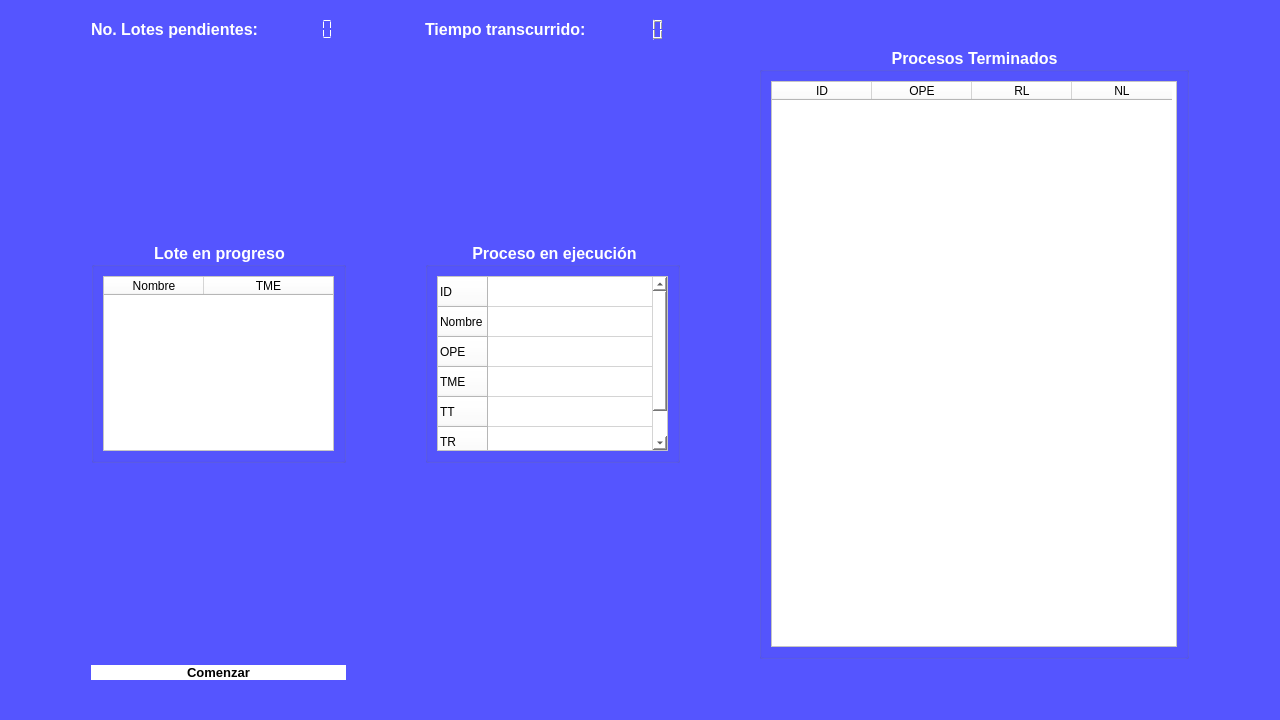
moisesmtzs/act_so, file mainwindow.ui: the form before one commit.
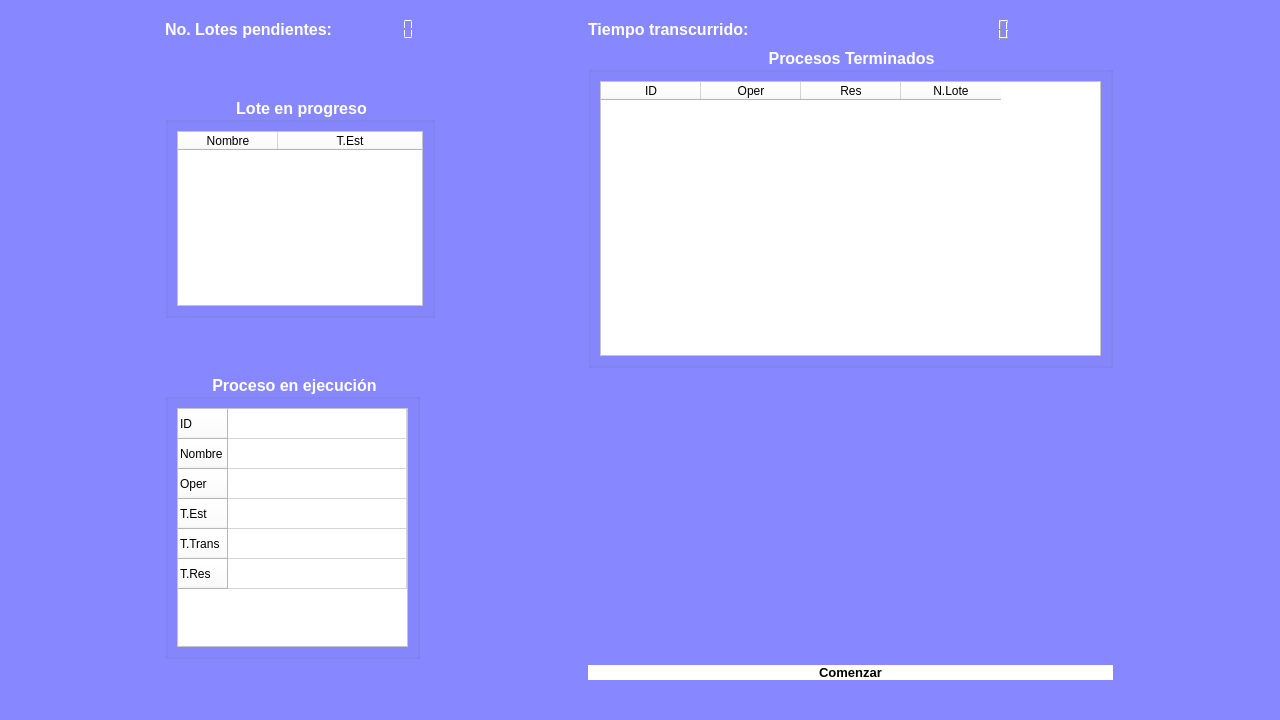
The form after the commit. The open tabs and pages were chosen to show the change.

Commit message: Cambios en interfaz

Patch:
```diff
--- a/mainwindow.ui
+++ b/mainwindow.ui
@@ -33,7 +33,7 @@
   </property>
   <property name="styleSheet">
    <string notr="true">color: rgb(255, 255, 255);
-background-color: rgb(85, 85, 255);</string>
+background-color: rgb(135, 135, 255);</string>
   </property>
   <widget class="QWidget" name="centralwidget">
    <layout class="QGridLayout" name="gridLayout_4">
@@ -507,12 +507,12 @@
         </size>
        </property>
        <layout class="QGridLayout" name="gridLayout_8">
-        <item row="2" column="1">
+        <item row="2" column="0">
          <widget class="QGroupBox" name="processRuningGB">
           <property name="maximumSize">
            <size>
             <width>255</width>
-            <height>221</height>
+            <height>285</height>
            </size>
           </property>
           <property name="font">
@@ -565,22 +565,22 @@
              </row>
              <row>
               <property name="text">
-               <string>OPE</string>
+               <string>Oper</string>
               </property>
              </row>
              <row>
               <property name="text">
-               <string>TME</string>
+               <string>T.Est</string>
               </property>
              </row>
              <row>
               <property name="text">
-               <string>TT</string>
+               <string>T.Trans</string>
               </property>
              </row>
              <row>
               <property name="text">
-               <string>TR</string>
+               <string>T.Res</string>
               </property>
              </row>
              <column>
@@ -593,116 +593,46 @@
           </layout>
          </widget>
         </item>
-        <item row="2" column="2">
-         <widget class="QGroupBox" name="finishedGB">
-          <property name="maximumSize">
-           <size>
-            <width>430</width>
-            <height>16777215</height>
-           </size>
-          </property>
+        <item row="0" column="1">
+         <layout class="QHBoxLayout" name="horizontalLayout_3">
+          <item>
+           <widget class="QLabel" name="globalCountLB">
           <property name="font">
            <font>
             <pointsize>12</pointsize>
             <bold>true</bold>
            </font>
           </property>
-          <property name="title">
-           <string>Procesos Terminados</string>
-          </property>
-          <property name="alignment">
-           <set>Qt::AlignCenter</set>
-          </property>
-          <layout class="QGridLayout" name="gridLayout_7">
-           <item row="0" column="0">
-            <widget class="QTableWidget" name="finishedTB">
-             <property name="styleSheet">
-              <string notr="true">background-color: white;
-color: black;</string>
-             </property>
-             <property name="editTriggers">
-              <set>QAbstractItemView::NoEditTriggers</set>
-             </property>
-             <attribute name="verticalHeaderVisible">
-              <bool>false</bool>
-             </attribute>
-             <column>
               <property name="text">
-               <string>ID</string>
-              </property>
-             </column>
-             <column>
-              <property name="text">
-               <string>OPE</string>
-              </property>
-             </column>
-             <column>
-              <property name="text">
-               <string>RL</string>
-              </property>
-             </column>
-             <column>
-              <property name="text">
-               <string>NL</string>
-              </property>
-             </column>
+             <string>Tiempo transcurrido: </string>
+            </property>
+           </widget>
+          </item>
+          <item>
+           <widget class="QLCDNumber" name="globalCountLCD">
+            <property name="frameShape">
+             <enum>QFrame::NoFrame</enum>
+            </property>
             </widget>
            </item>
           </layout>
-         </widget>
         </item>
-        <item row="2" column="0">
-         <widget class="QGroupBox" name="lotWorkingGB">
-          <property name="maximumSize">
-           <size>
-            <width>255</width>
-            <height>221</height>
-           </size>
-          </property>
+        <item row="3" column="1">
+         <widget class="QPushButton" name="startRunPB">
           <property name="font">
            <font>
-            <pointsize>12</pointsize>
+            <pointsize>10</pointsize>
             <bold>true</bold>
            </font>
           </property>
-          <property name="title">
-           <string>Lote en progreso</string>
-          </property>
-          <property name="alignment">
-           <set>Qt::AlignCenter</set>
-          </property>
-          <layout class="QGridLayout" name="gridLayout_5">
-           <item row="0" column="0">
-            <widget class="QTableWidget" name="lotWorkingTB">
              <property name="styleSheet">
-              <string notr="true">background-color: white;
-color: black;</string>
-             </property>
-             <property name="editTriggers">
-              <set>QAbstractItemView::NoEditTriggers</set>
-             </property>
-             <attribute name="horizontalHeaderCascadingSectionResizes">
-              <bool>false</bool>
-             </attribute>
-             <attribute name="horizontalHeaderStretchLastSection">
-              <bool>true</bool>
-             </attribute>
-             <attribute name="verticalHeaderVisible">
-              <bool>false</bool>
-             </attribute>
-             <column>
+           <string notr="true">color: black;
+background-color: white;
+border-radius: 8px;</string>
+          </property>
               <property name="text">
-               <string>Nombre</string>
-              </property>
-             </column>
-             <column>
-              <property name="text">
-               <string>TME</string>
-              </property>
-             </column>
-            </widget>
-           </item>
-          </layout>
+           <string>Comenzar</string>
+          </property>
          </widget>
         </item>
         <item row="0" column="0">
@@ -738,46 +668,116 @@
           </item>
          </layout>
         </item>
-        <item row="0" column="1">
-         <layout class="QHBoxLayout" name="horizontalLayout_3">
-          <item>
-           <widget class="QLabel" name="globalCountLB">
+        <item row="1" column="0">
+         <widget class="QGroupBox" name="lotWorkingGB">
+          <property name="maximumSize">
+           <size>
+            <width>270</width>
+            <height>221</height>
+           </size>
+          </property>
             <property name="font">
              <font>
               <pointsize>12</pointsize>
               <bold>true</bold>
              </font>
             </property>
+          <property name="title">
+           <string>Lote en progreso</string>
+          </property>
+          <property name="alignment">
+           <set>Qt::AlignCenter</set>
+          </property>
+          <layout class="QGridLayout" name="gridLayout_5">
+           <item row="0" column="0">
+            <widget class="QTableWidget" name="lotWorkingTB">
+             <property name="styleSheet">
+              <string notr="true">background-color: white;
+color: black;</string>
+             </property>
+             <property name="editTriggers">
+              <set>QAbstractItemView::NoEditTriggers</set>
+             </property>
+             <attribute name="horizontalHeaderCascadingSectionResizes">
+              <bool>false</bool>
+             </attribute>
+             <attribute name="horizontalHeaderStretchLastSection">
+              <bool>true</bool>
+             </attribute>
+             <attribute name="verticalHeaderVisible">
+              <bool>false</bool>
+             </attribute>
+             <column>
             <property name="text">
-             <string>Tiempo transcurrido: </string>
-            </property>
-           </widget>
-          </item>
-          <item>
-           <widget class="QLCDNumber" name="globalCountLCD">
-            <property name="frameShape">
-             <enum>QFrame::NoFrame</enum>
-            </property>
+               <string>Nombre</string>
+              </property>
+             </column>
+             <column>
+              <property name="text">
+               <string>T.Est</string>
+              </property>
+             </column>
            </widget>
           </item>
          </layout>
+         </widget>
         </item>
-        <item row="3" column="0">
-         <widget class="QPushButton" name="startRunPB">
+        <item row="1" column="1">
+         <widget class="QGroupBox" name="finishedGB">
+          <property name="maximumSize">
+           <size>
+            <width>525</width>
+            <height>16777215</height>
+           </size>
+          </property>
           <property name="font">
            <font>
-            <pointsize>10</pointsize>
+            <pointsize>12</pointsize>
             <bold>true</bold>
            </font>
           </property>
+          <property name="title">
+           <string>Procesos Terminados</string>
+          </property>
+          <property name="alignment">
+           <set>Qt::AlignCenter</set>
+          </property>
+          <layout class="QGridLayout" name="gridLayout_7">
+           <item row="0" column="0">
+            <widget class="QTableWidget" name="finishedTB">
           <property name="styleSheet">
-           <string notr="true">color: black;
-background-color: white;
-border-radius: 8px;</string>
-          </property>
+              <string notr="true">background-color: white;
+color: black;</string>
+             </property>
+             <property name="editTriggers">
+              <set>QAbstractItemView::NoEditTriggers</set>
+             </property>
+             <attribute name="verticalHeaderVisible">
+              <bool>false</bool>
+             </attribute>
+             <column>
           <property name="text">
-           <string>Comenzar</string>
-          </property>
+               <string>ID</string>
+              </property>
+             </column>
+             <column>
+              <property name="text">
+               <string>Oper</string>
+              </property>
+             </column>
+             <column>
+              <property name="text">
+               <string>Res</string>
+              </property>
+             </column>
+             <column>
+              <property name="text">
+               <string>N.Lote</string>
+              </property>
+             </column>
+            </widget>
+           </item>
+          </layout>
          </widget>
         </item>
        </layout>
```
Left out of the diff: 6 changed lines with no effect on the pictures. Lines whose indentation alone changed are shown as unchanged. The commit also changes 3 other files.
